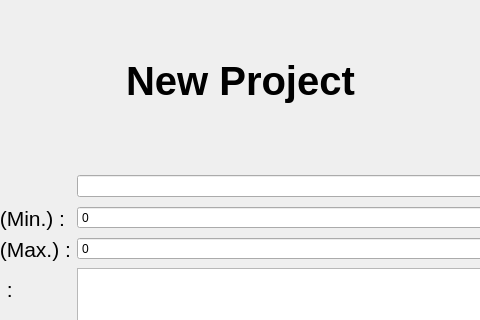
First picture: the form in all_Combined/createprojectpage.ui, repository aboodmufti/cupid, before the edit; both pictures show x 165 to 645 and y 0 to 320 of the 860 by 600 pixel window.
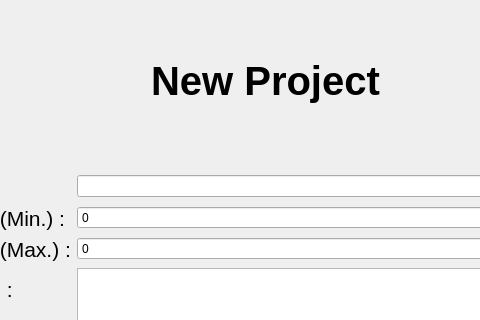
Second picture: the form after the edit.

```diff
--- a/all_Combined/createprojectpage.ui
+++ b/all_Combined/createprojectpage.ui
@@ -113,9 +113,9 @@
   <widget class="QWidget" name="verticalLayoutWidget_3">
    <property name="geometry">
     <rect>
-     <x>250</x>
+     <x>50</x>
      <y>10</y>
-     <width>311</width>
+     <width>761</width>
      <height>141</height>
     </rect>
    </property>
```
